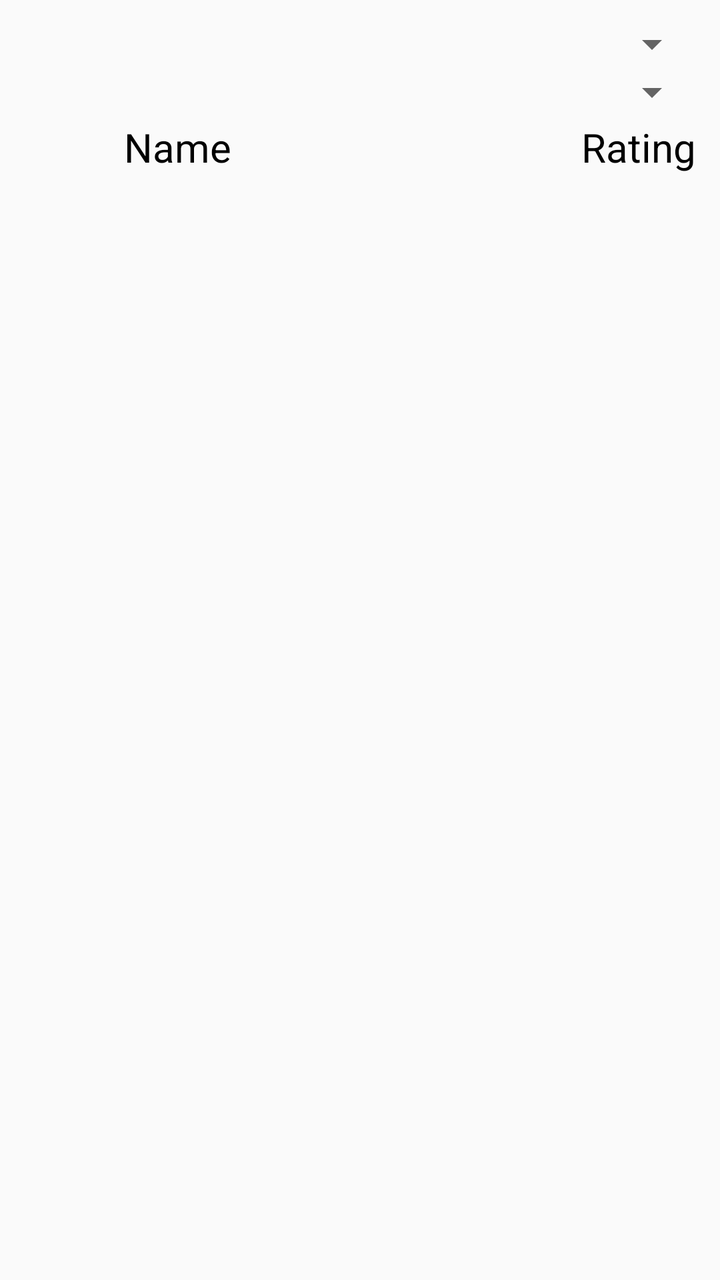
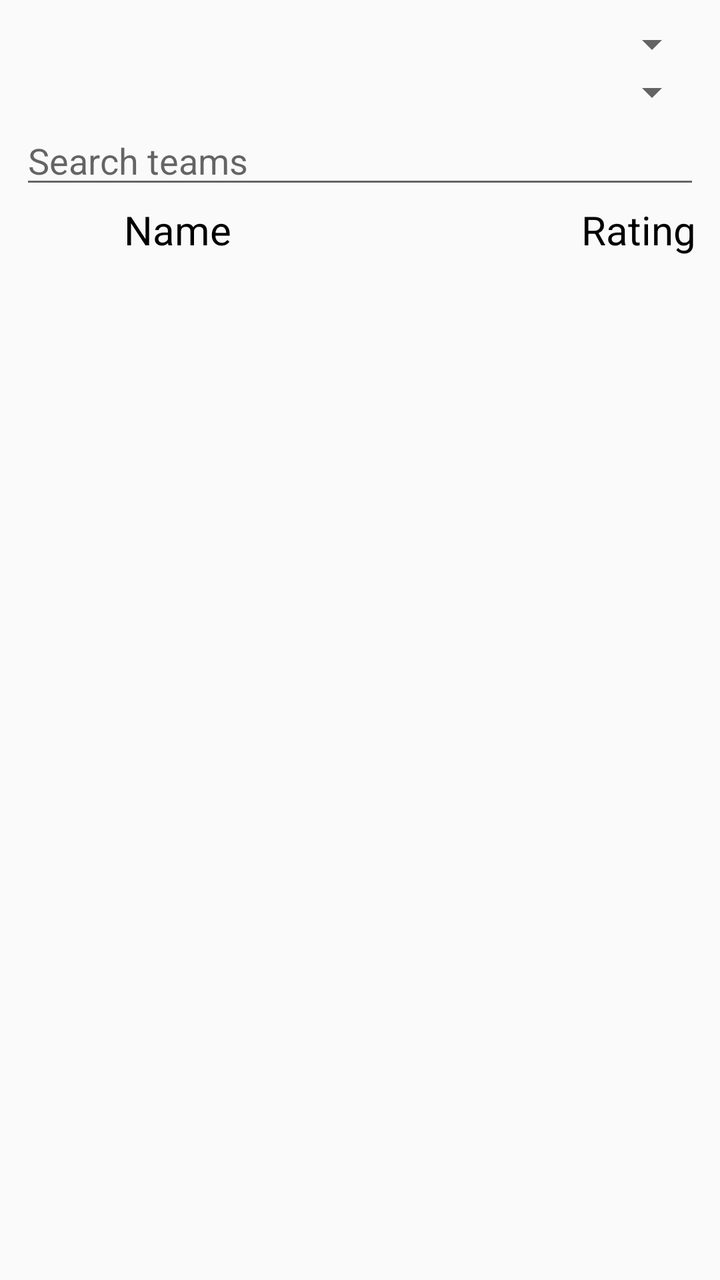

Two renders of the same Android screen: before a commit and after it. Below are the layout's source before the change and the commit's diff.
<!-- AndroidManifest.xml: application theme AppTheme -->
<!-- res/layout/fragment_rankings.xml -->
<LinearLayout
    xmlns:android="http://schemas.android.com/apk/res/android"
    android:layout_width="match_parent"
    android:layout_height="wrap_content"
    android:orientation="vertical"
    android:padding="10dip"
    android:animateLayoutChanges="true">

    <LinearLayout
        android:id="@+id/filter_spinners"
        android:layout_width="match_parent"
        android:layout_height="wrap_content"
        android:orientation="vertical">

        <Spinner
            android:layout_width="match_parent"
            android:layout_height="wrap_content"
            android:gravity="center_vertical"
            android:id="@+id/spinner1"/>

        <Spinner
            android:layout_width="match_parent"
            android:layout_height="wrap_content"
            android:gravity="center_vertical"
            android:id="@+id/spinner2"/>
    </LinearLayout>

    <include
        android:id="@+id/header_layout"
        android:layout_width="fill_parent"
        android:layout_height="wrap_content"
        layout="@layout/team_ratings_item" />

    <ListView
        android:id="@+id/lvTeams"
        android:layout_width="match_parent"
        android:layout_height="wrap_content">
    </ListView>
</LinearLayout>
<!-- res/layout/team_ratings_item.xml (included above) -->
<LinearLayout xmlns:android="http://schemas.android.com/apk/res/android"
    android:layout_width="match_parent"
    android:layout_height="match_parent"
    android:padding="2dp">

    <TextView
        android:id="@+id/teamRank"
        android:layout_width="25dp"
        android:layout_height="wrap_content"
        android:gravity="end"
        android:textSize="20sp"
        android:textColor="@color/teamRankings"/>

    <ImageView
        android:id="@+id/countryFlag"
        android:layout_width="25dp"
        android:layout_height="30dp"
        android:contentDescription="@string/country"
        android:paddingStart="5dp"
        android:paddingLeft="5dp"
        android:paddingEnd="2dp"
        android:paddingRight="2dp"/>

    <TextView
        android:id="@+id/teamName"
        android:layout_width="wrap_content"
        android:layout_height="wrap_content"
        android:text="@string/teamRanking_name"
        android:textSize="20sp"
        android:textColor="@color/teamRankings"/>

    <TextView
        android:id="@+id/teamRating"
        android:layout_width="match_parent"
        android:layout_height="wrap_content"
        android:gravity="end"
        android:text="@string/teamRanking_rating"
        android:textSize="20sp"
        android:textColor="@color/teamRankings"/>
</LinearLayout>
<!-- resources referenced by this layout -->
<resources>
  <color name="teamRankings">#000000</color>
  <string name="country">Country</string>
  <string name="teamRanking_name">Name</string>
  <string name="teamRanking_rating">Rating</string>
  <style name="AppTheme" parent="Theme.AppCompat.Light.NoActionBar">
          <item name="colorPrimary">@color/colorPrimary</item>
          <item name="colorPrimaryDark">@color/colorPrimaryDark</item>
          <item name="colorAccent">@color/colorAccent</item>
  
          <item name="android:dialogTheme">@style/MyDialogTheme</item>
          <item name="android:datePickerStyle">@style/MyDatePicker</item>
  
          <item name="drawerArrowStyle">@style/DrawerArrowStyle</item>
      </style>
  <color name="colorPrimary">#03A9F4</color>
  <color name="colorPrimaryDark">#0277BD</color>
  <color name="colorAccent">#2A2D34</color>
  <style name="MyDialogTheme" parent="Theme.AppCompat.Light.Dialog">
          <item name="android:datePickerStyle">@style/MyDatePicker</item>
      </style>
  <style name="MyDatePicker">
          <item name="android:calendarViewShown">false</item>
      </style>
  <style name="DrawerArrowStyle" parent="Widget.AppCompat.DrawerArrowToggle">
          <item name="spinBars">true</item>
          <item name="color">@android:color/white</item>
      </style>
</resources>

<!-- the commit's change to res/layout/fragment_rankings.xml (unified diff, before → after) -->
@@ -7,22 +7,29 @@
     android:animateLayoutChanges="true">
 
     <LinearLayout
-        android:id="@+id/filter_spinners"
+        android:id="@+id/fragment_rankings_filter_area"
         android:layout_width="match_parent"
         android:layout_height="wrap_content"
-        android:orientation="vertical">
+        android:orientation="vertical"
+        android:focusableInTouchMode="true">
 
         <Spinner
+            android:id="@+id/fragment_rankings_date_spinner"
             android:layout_width="match_parent"
             android:layout_height="wrap_content"
-            android:gravity="center_vertical"
-            android:id="@+id/spinner1"/>
+            android:gravity="center_vertical"/>
 
         <Spinner
+            android:id="@+id/fragment_rankings_country_spinner"
             android:layout_width="match_parent"
             android:layout_height="wrap_content"
-            android:gravity="center_vertical"
-            android:id="@+id/spinner2"/>
+            android:gravity="center_vertical"/>
+
+        <EditText
+            android:id="@+id/fragment_rankings_team_input"
+            android:layout_width="fill_parent"
+            android:layout_height="wrap_content"
+            android:hint="@string/teamRanking_search_field_hint" />
     </LinearLayout>
 
     <include
<!-- resource entries referenced after the edit -->
@@ -4,6 +4,7 @@
   <string name="country">Country</string>
   <string name="teamRanking_name">Name</string>
   <string name="teamRanking_rating">Rating</string>
+  <string name="teamRanking_search_field_hint">Search teams</string>
   <style name="AppTheme" parent="Theme.AppCompat.Light.NoActionBar">
           <item name="colorPrimary">@color/colorPrimary</item>
           <item name="colorPrimaryDark">@color/colorPrimaryDark</item>
